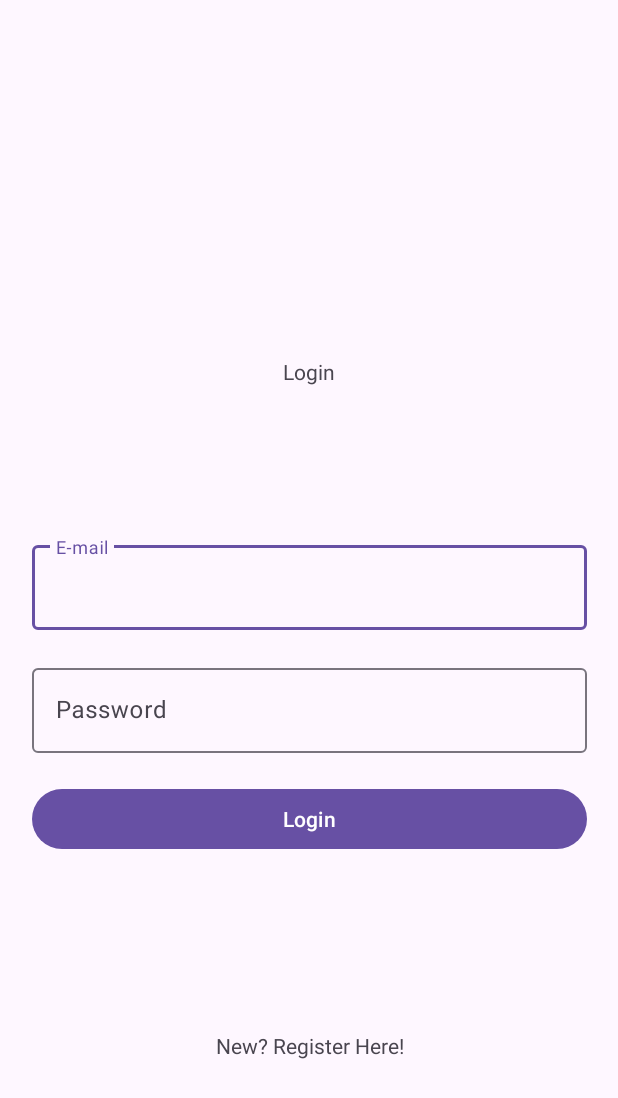
After one commit to NovaKal/Aplicaciones_Moviles-Unidad_5, an Android app: the layout login.xml on its own in the app's theme, with its tools: preview values and no code run, on a phone screen of 412 x 824 dp. The commit adds this screen. Shown: the top 1098 px of the screen. Run offline under Robolectric (Android 15) with nearby library versions, the phone set to English and light mode, and no system bars.

Commit message:
Added Login Screen

```diff
--- a/memoryrace/app/src/main/res/layout/activity_main.xml
+++ b/memoryrace/app/src/main/res/layout/activity_main.xml
@@ -4,15 +4,4 @@
     xmlns:tools="http://schemas.android.com/tools"
     android:layout_width="match_parent"
     android:layout_height="match_parent"
-    tools:context=".MainActivity">
-
-    <TextView
-        android:layout_width="wrap_content"
-        android:layout_height="wrap_content"
-        android:text="Hello World!"
-        app:layout_constraintBottom_toBottomOf="parent"
-        app:layout_constraintEnd_toEndOf="parent"
-        app:layout_constraintStart_toStartOf="parent"
-        app:layout_constraintTop_toTopOf="parent" />
-
-</androidx.constraintlayout.widget.ConstraintLayout>
+    tools:context=".MainActivity" />
--- /dev/null
+++ b/memoryrace/app/src/main/res/layout/login.xml
@@ -0,0 +1,85 @@
+<?xml version="1.0" encoding="utf-8"?>
+<androidx.constraintlayout.widget.ConstraintLayout xmlns:android="http://schemas.android.com/apk/res/android"
+    xmlns:app="http://schemas.android.com/apk/res-auto"
+    xmlns:tools="http://schemas.android.com/tools"
+    android:layout_width="match_parent"
+    android:layout_height="match_parent" >
+
+    <TextView
+        android:id="@+id/login_textView_title"
+        android:layout_width="370dp"
+        android:layout_height="40dp"
+        android:layout_marginTop="228dp"
+        android:gravity="center"
+        android:text="@string/login_title"
+        app:layout_constraintEnd_toEndOf="parent"
+        app:layout_constraintStart_toStartOf="parent"
+        app:layout_constraintTop_toTopOf="parent" />
+
+    <com.google.android.material.textfield.TextInputLayout
+        android:id="@+id/login_textInputLayout_email"
+        android:layout_width="370dp"
+        android:layout_height="0dp"
+        android:layout_marginTop="90dp"
+        app:layout_constraintEnd_toEndOf="parent"
+        app:layout_constraintStart_toStartOf="parent"
+        app:layout_constraintTop_toBottomOf="@+id/login_textView_title">
+
+        <EditText
+            android:id="@+id/login_editTextTextEmailAddress"
+            android:layout_width="match_parent"
+            android:layout_height="wrap_content"
+            android:layout_weight="1"
+            android:autofillHints="password"
+            android:ems="10"
+            android:hint="@string/login_email_hint"
+            android:importantForAutofill="yes"
+            android:inputType="textEmailAddress"
+            tools:ignore="LabelFor,SpeakableTextPresentCheck" />
+    </com.google.android.material.textfield.TextInputLayout>
+
+    <com.google.android.material.textfield.TextInputLayout
+        android:id="@+id/login_textInputLayout_password"
+        android:layout_width="370dp"
+        android:layout_height="0dp"
+        android:layout_marginTop="20dp"
+        app:layout_constraintEnd_toEndOf="@+id/login_textInputLayout_email"
+        app:layout_constraintStart_toStartOf="@+id/login_textInputLayout_email"
+        app:layout_constraintTop_toBottomOf="@+id/login_textInputLayout_email">
+
+        <EditText
+            android:id="@+id/login_editTextTextPassword"
+            android:layout_width="match_parent"
+            android:layout_height="wrap_content"
+            android:layout_weight="1"
+            android:autofillHints="emailAddress"
+            android:ems="10"
+            android:hint="@string/login_password_hint"
+            android:importantForAutofill="yes"
+            android:inputType="textPassword"
+            tools:ignore="LabelFor,SpeakableTextPresentCheck" />
+    </com.google.android.material.textfield.TextInputLayout>
+
+    <Button
+        android:id="@+id/login_button_login"
+        android:layout_width="370dp"
+        android:layout_height="0dp"
+        android:layout_marginTop="20dp"
+        android:text="@string/login_button_login"
+        android:contentDescription="@string/login_button_desc"
+        app:layout_constraintEnd_toEndOf="@+id/login_textInputLayout_email"
+        app:layout_constraintStart_toStartOf="@+id/login_textInputLayout_email"
+        app:layout_constraintTop_toBottomOf="@+id/login_textInputLayout_password"
+        tools:ignore="VisualLintButtonSize" />
+
+    <TextView
+        android:id="@+id/textView2"
+        android:layout_width="wrap_content"
+        android:layout_height="wrap_content"
+        android:text="@string/login_text_register"
+        app:layout_constraintBottom_toBottomOf="parent"
+        app:layout_constraintEnd_toEndOf="@+id/login_textView_title"
+        app:layout_constraintStart_toStartOf="@+id/login_textView_title"
+        app:layout_constraintTop_toBottomOf="@+id/login_button_login" />
+
+</androidx.constraintlayout.widget.ConstraintLayout>
--- a/memoryrace/app/src/main/res/values/strings.xml
+++ b/memoryrace/app/src/main/res/values/strings.xml
@@ -1,3 +1,10 @@
 <resources>
-    <string name="app_name">memoryrace</string>
+    <string name="app_name">Memory Race</string>
+
+    <string name="login_title">Login</string>
+    <string name="login_email_hint">E-mail</string>
+    <string name="login_password_hint">Password</string>
+    <string name="login_button_login">Login</string>
+    <string name="login_button_desc">Join The Fun</string>
+    <string name="login_text_register">New? Register Here!</string>
 </resources>
```
